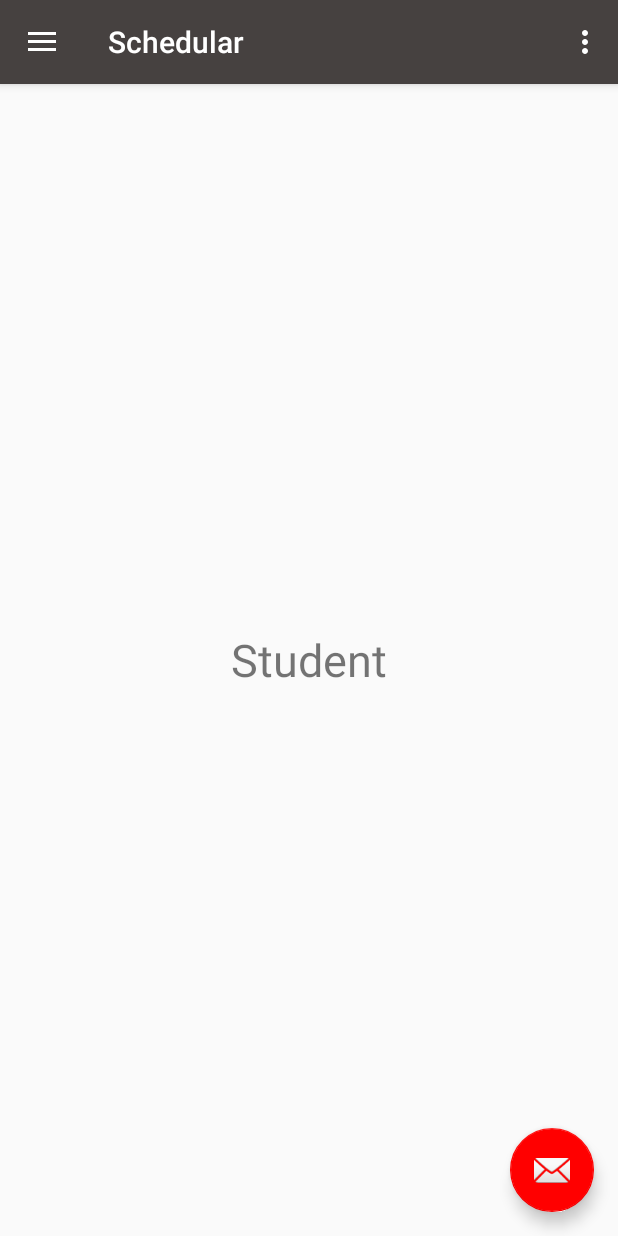
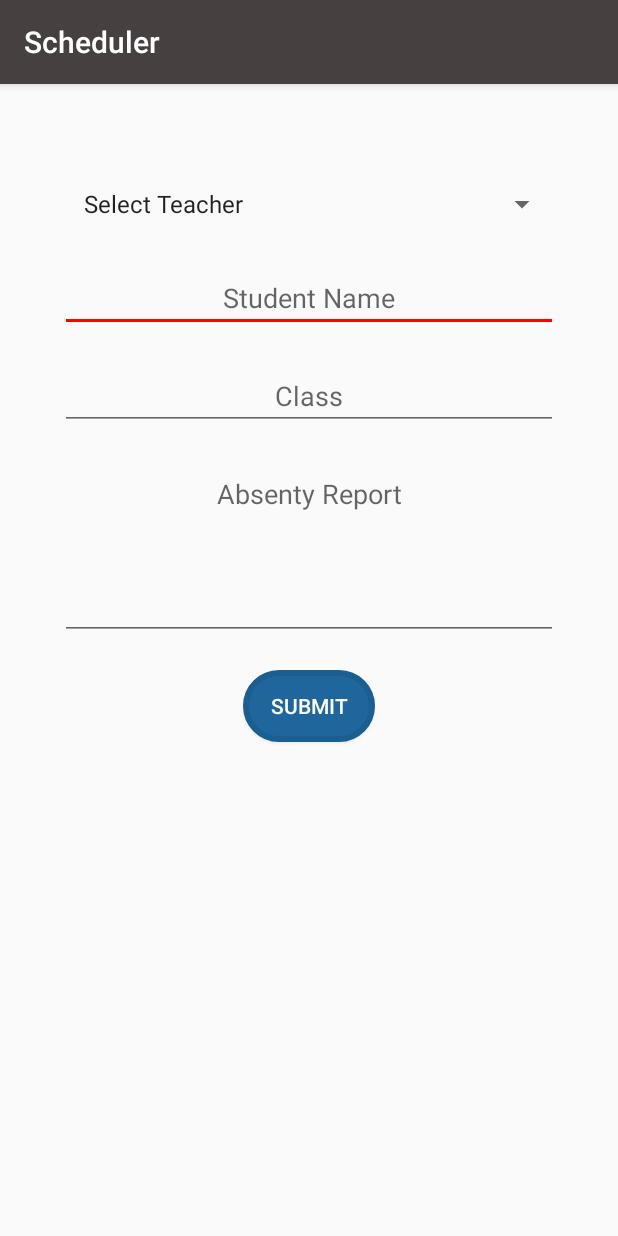
Before and after one commit to kunalkhedkar/Notifier, an Android app: the StudentNaviActivity screen opened directly, with no data from a screen before it, in the side drawer, after a tap on "Send Query Report", on a phone screen of 412 x 824 dp. Run offline under Robolectric (Android 15) with nearby library versions, the phone set to English and light mode, and no system bars; our stand-ins replace Firebase (no records; nobody signed in at launch, a user with empty details on screens opened directly).

Commit message:
query report done
query report done

```diff
--- a/app/src/main/java/com/example/kaushal/notifier/ScheduleActivity.java
+++ b/app/src/main/java/com/example/kaushal/notifier/ScheduleActivity.java
@@ -33,6 +33,7 @@ public class ScheduleActivity extends AppCompatActivity {
     Spinner selectClass,selectType;
     String setEditText;
     String ID;
+
 
     @Override
     protected void onCreate(Bundle savedInstanceState) {
--- /dev/null
+++ b/app/src/main/java/com/example/kaushal/notifier/SendQueryReportActivity.java
@@ -0,0 +1,115 @@
+package com.example.kaushal.notifier;
+
+import android.support.annotation.NonNull;
+import android.support.v7.app.AppCompatActivity;
+import android.os.Bundle;
+import android.view.View;
+import android.widget.Adapter;
+import android.widget.ArrayAdapter;
+import android.widget.Spinner;
+import android.widget.TextView;
+import android.widget.Toast;
+
+import com.google.android.gms.tasks.OnCompleteListener;
+import com.google.android.gms.tasks.Task;
+import com.google.firebase.database.DataSnapshot;
+import com.google.firebase.database.DatabaseError;
+import com.google.firebase.database.DatabaseReference;
+import com.google.firebase.database.FirebaseDatabase;
+import com.google.firebase.database.ValueEventListener;
+
+import java.util.ArrayList;
+
+public class SendQueryReportActivity extends AppCompatActivity {
+    TextView studentName,absentyReport,studentClass;
+    Spinner Tusername;
+    DatabaseReference QUERY_REFERENCE;
+    DatabaseReference   MAIN_TEACHER;
+    ArrayList<String> list;
+    ArrayAdapter<String> adapter;
+
+
+    @Override
+    protected void onCreate(Bundle savedInstanceState) {
+        super.onCreate(savedInstanceState);
+        setContentView(R.layout.activity_send_query_report);
+        Tusername= (Spinner) findViewById(R.id.TeacherUsername);
+        studentName= (TextView) findViewById(R.id.studentName);
+        absentyReport= (TextView) findViewById(R.id.absentyReport);
+        studentClass= (TextView) findViewById(R.id.student_class);
+        QUERY_REFERENCE= FirebaseDatabase.getInstance().getReference("query2");
+        MAIN_TEACHER= FirebaseDatabase.getInstance().getReference("mainteacher");
+        list=new ArrayList<>();
+        list.add("Select Teacher");
+
+        fillTeacherList();
+
+        adapter=new ArrayAdapter<String>(this,android.R.layout.simple_list_item_1,list  );
+        Tusername.setAdapter(adapter);
+
+    }
+
+
+    public void submitReport(View view) {
+        final String teacherUsername= (String) Tusername.getSelectedItem();
+        final String sName=studentName.getText().toString();
+        String sClass=studentClass.getText().toString();
+        String report=absentyReport.getText().toString();
+        if(teacherUsername.equalsIgnoreCase("select teacher")){
+            Toast.makeText(this, "Please select Teacher name", Toast.LENGTH_SHORT).show();
+            return;
+        }
+        if(sName.isEmpty()){
+            studentName.setError("please enter student name");
+            return;
+
+        }
+        if(sClass.isEmpty()){
+            studentClass.setError("please enter Class");
+            return;
+        }
+        if(report.isEmpty()){
+            absentyReport.setError("please write absent report");
+            return;
+        }
+
+
+
+
+        String id = QUERY_REFERENCE.push().getKey();
+        QueryRepotClass q=new QueryRepotClass(id,teacherUsername,sName,sClass,report);
+        QUERY_REFERENCE.child(id).setValue(q).addOnCompleteListener(new OnCompleteListener<Void>() {
+            @Override
+            public void onComplete(@NonNull Task<Void> task) {
+                Toast.makeText(SendQueryReportActivity.this, "Report Send Successfully", Toast.LENGTH_SHORT).show();
+                String title="Absent report";
+                String msg=sName+"sent Absent report";
+                String to=teacherUsername;
+                to=to.replace("@","_");
+                to=to.replace(".","_");
+                CreateNotification createNotification=new CreateNotification(SendQueryReportActivity.this);
+                createNotification.sendNotificationTopic(title,msg,to);
+
+            }
+        });
+
+    }
+    public void fillTeacherList(){
+
+            MAIN_TEACHER.addListenerForSingleValueEvent(new ValueEventListener() {
+            @Override
+            public void onDataChange(DataSnapshot dataSnapshot) {
+                for (DataSnapshot userDataSnapshot : dataSnapshot.getChildren()){
+                    Teacher tt=userDataSnapshot.getValue(Teacher.class);
+                    list.add(tt.getT_Username());
+                }
+
+            }
+
+            @Override
+            public void onCancelled(DatabaseError databaseError) {
+
+            }
+        });
+    }
+}
--- a/app/src/main/java/com/example/kaushal/notifier/StudentNaviActivity.java
+++ b/app/src/main/java/com/example/kaushal/notifier/StudentNaviActivity.java
@@ -171,4 +171,9 @@ public class StudentNaviActivity extends AppCompatActivity
         Intent intent=new Intent(StudentNaviActivity.this,ChangePassword.class);
         startActivity(intent);
     }
+
+    public void sendQueryReports(MenuItem item) {
+        Intent intent=new Intent(StudentNaviActivity.this,SendQueryReportActivity.class);
+        startActivity(intent);
+    }
 }
--- a/app/src/main/res/layout/activity_schedule.xml
+++ b/app/src/main/res/layout/activity_schedule.xml
@@ -36,6 +36,7 @@
         android:layout_below="@id/subjectName"
         android:layout_marginTop="10dp"
         android:hint="Marks"
+        android:inputType="number"
         android:gravity="center"
         android:textColorHint="@color/colorPrimaryDark"
         android:layout_width="match_parent"
--- /dev/null
+++ b/app/src/main/res/layout/activity_send_query_report.xml
@@ -0,0 +1,57 @@
+<?xml version="1.0" encoding="utf-8"?>
+<RelativeLayout xmlns:android="http://schemas.android.com/apk/res/android"
+    xmlns:app="http://schemas.android.com/apk/res-auto"
+    xmlns:tools="http://schemas.android.com/tools"
+    android:layout_width="match_parent"
+    android:layout_height="match_parent"
+    tools:context="com.example.kaushal.notifier.SendQueryReportActivity"
+    android:padding="40dp">
+
+
+    <Spinner
+        android:layout_marginTop="20dp"
+        android:gravity="center"
+        android:id="@+id/TeacherUsername"
+        android:layout_width="match_parent"
+        android:layout_height="40dp" />
+    <EditText
+        android:layout_marginTop="20dp"
+        android:gravity="center"
+        android:hint="Student Name"
+        android:id="@+id/studentName"
+        android:layout_below="@id/TeacherUsername"
+        android:layout_width="match_parent"
+        android:layout_height="wrap_content" />
+    <EditText
+        android:layout_marginTop="20dp"
+        android:id="@+id/student_class"
+        android:hint="Class"
+        android:gravity="center"
+        android:layout_width="match_parent"
+        android:layout_height="wrap_content"
+        android:layout_below="@id/studentName"/>
+    <EditText
+        android:layout_marginTop="20dp"
+        android:id="@+id/absentyReport"
+        android:lines="2"
+        android:maxLength="200"
+        android:singleLine="false"
+        android:layout_width="match_parent"
+        android:gravity="center_horizontal"
+        android:layout_below="@id/student_class"
+        android:hint="Absenty Report"
+        android:layout_height="120dp"/>
+    <Button
+        android:onClick="submitReport"
+        android:layout_marginTop="20dp"
+        android:background="@drawable/button_color"
+        android:text="Submit"
+        android:textColor="#ffffff"
+        android:id="@+id/submitReport"
+        android:layout_width="wrap_content"
+        android:layout_height="wrap_content"
+        android:layout_below="@id/absentyReport"
+        android:layout_centerInParent="true"/>
+
+
+</RelativeLayout>
--- a/app/src/main/res/menu/activity_student_navi_drawer.xml
+++ b/app/src/main/res/menu/activity_student_navi_drawer.xml
@@ -13,6 +13,7 @@
             android:icon="@drawable/ic_visibility_black_24dp"
             android:title="View Schedule" />
         <item
+            android:onClick="sendQueryReports"
             android:id="@+id/nav_query"
             android:icon="@drawable/ic_menu_slideshow"
             android:title="Send Query Report" />
--- a/app/src/main/res/menu/activity_teacher_navi_drawer.xml
+++ b/app/src/main/res/menu/activity_teacher_navi_drawer.xml
@@ -31,7 +31,11 @@
             android:title="Add Schedule" />
 
 
-
+        <item
+            android:icon="@drawable/ic_visibility_black_24dp"
+            android:onClick="ViewQueryReport"
+            android:id="@+id/viewQueryReport"
+            android:title="View Query Report" />
         <item
             android:id="@+id/nav_logout"
             android:icon="@drawable/ic_power_settings_new_black_24dp"
```
Also changed, not shown: app/src/main/AndroidManifest.xml (+6 -5 lines), app/src/main/java/com/example/kaushal/notifier/ChangePassword.java (+7 -3 lines), app/src/main/java/com/example/kaushal/notifier/DisplayTeacherFragment.java (+130 -147 lines), app/src/main/java/com/example/kaushal/notifier/HeadProfileActivity.java (+6 -1 lines), app/src/main/java/com/example/kaushal/notifier/QueryRepotClass.java (added, +65 -0 lines), app/src/main/java/com/example/kaushal/notifier/RegisterActivity.java (+7 -3 lines), app/src/main/java/com/example/kaushal/notifier/TeacherNaviActivity.java (+7 -1 lines), app/src/main/java/com/example/kaushal/notifier/ViewQueryReportActivity.java (added, +71 -0 lines), app/src/main/java/com/example/kaushal/notifier/ViewallScheduletoTeacherActivity.java (added, +58 -0 lines), app/src/main/res/layout/activity_register.xml (+11 -2 lines), app/src/main/res/layout/activity_view_query_report.xml (added, +13 -0 lines), app/src/main/res/layout/activity_viewall_scheduleto_teacher.xml (added, +14 -0 lines).
